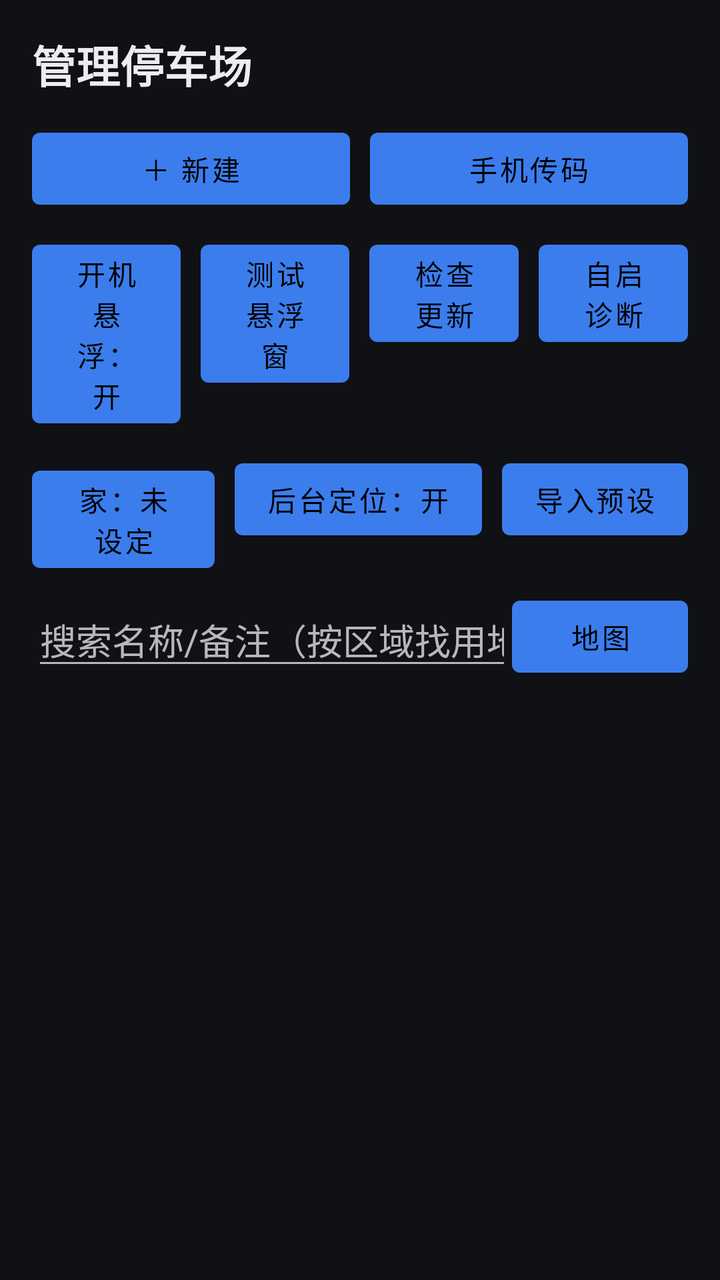
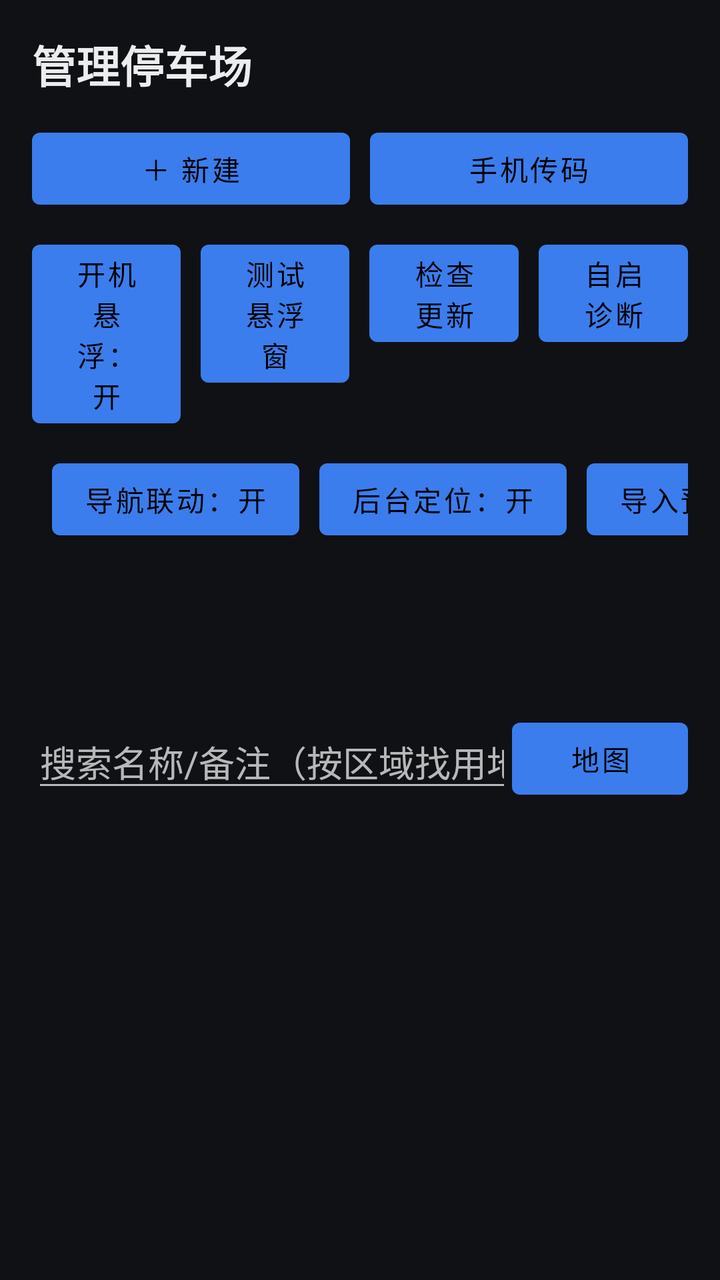

Compare the two renders of this Android layout. The source of the first and the diff that turns it into the second are given below.
<!-- AndroidManifest.xml: application theme Theme.ParkQR -->
<!-- res/layout/activity_manage.xml -->
<?xml version="1.0" encoding="utf-8"?>
<LinearLayout xmlns:android="http://schemas.android.com/apk/res/android"
    android:layout_width="match_parent"
    android:layout_height="match_parent"
    android:orientation="vertical"
    android:background="@color/bg"
    android:padding="16dp">

    <TextView
        android:layout_width="match_parent"
        android:layout_height="wrap_content"
        android:textColor="@color/text"
        android:textSize="22sp"
        android:textStyle="bold"
        android:text="管理停车场" />

    <LinearLayout
        android:layout_width="match_parent"
        android:layout_height="wrap_content"
        android:layout_marginTop="12dp"
        android:orientation="horizontal">

        <Button
            android:id="@+id/btnNew"
            android:layout_width="0dp"
            android:layout_height="wrap_content"
            android:layout_weight="1"
            android:text="＋ 新建" />

        <Space android:layout_width="10dp" android:layout_height="1dp" />

        <Button
            android:id="@+id/btnServer"
            android:layout_width="0dp"
            android:layout_height="wrap_content"
            android:layout_weight="1"
            android:text="手机传码" />
    </LinearLayout>

    <LinearLayout
        android:layout_width="match_parent"
        android:layout_height="wrap_content"
        android:layout_marginTop="8dp"
        android:orientation="horizontal">

        <Button
            android:id="@+id/btnBootOverlay"
            android:layout_width="0dp"
            android:layout_height="wrap_content"
            android:layout_weight="1"
            android:text="开机悬浮：开" />

        <Space android:layout_width="10dp" android:layout_height="1dp" />

        <Button
            android:id="@+id/btnTestOverlay"
            android:layout_width="0dp"
            android:layout_height="wrap_content"
            android:layout_weight="1"
            android:text="测试悬浮窗" />

        <Space android:layout_width="10dp" android:layout_height="1dp" />

        <Button
            android:id="@+id/btnUpdate"
            android:layout_width="0dp"
            android:layout_height="wrap_content"
            android:layout_weight="1"
            android:text="检查更新" />

        <Space android:layout_width="10dp" android:layout_height="1dp" />

        <Button
            android:id="@+id/btnBootDiag"
            android:layout_width="0dp"
            android:layout_height="wrap_content"
            android:layout_weight="1"
            android:text="自启诊断" />
    </LinearLayout>

    <LinearLayout
        android:layout_width="match_parent"
        android:layout_height="wrap_content"
        android:layout_marginTop="8dp"
        android:orientation="horizontal">

        <Button
            android:id="@+id/btnHome"
            android:layout_width="0dp"
            android:layout_height="wrap_content"
            android:layout_weight="1"
            android:text="家：未设定" />

        <Space android:layout_width="10dp" android:layout_height="1dp" />

        <Button
            android:id="@+id/btnBgLocation"
            android:layout_width="wrap_content"
            android:layout_height="wrap_content"
            android:text="后台定位：开" />

        <Space android:layout_width="10dp" android:layout_height="1dp" />

        <Button
            android:id="@+id/btnImport"
            android:layout_width="wrap_content"
            android:layout_height="wrap_content"
            android:text="导入预设" />
    </LinearLayout>

    <LinearLayout
        android:layout_width="match_parent"
        android:layout_height="wrap_content"
        android:layout_marginTop="8dp"
        android:orientation="horizontal"
        android:gravity="center_vertical">

        <EditText
            android:id="@+id/inSearch"
            android:layout_width="0dp"
            android:layout_height="wrap_content"
            android:layout_weight="1"
            android:hint="搜索名称/备注（按区域找用地图）"
            android:maxLines="1"
            android:inputType="text" />

        <Button
            android:id="@+id/btnMap"
            android:layout_width="wrap_content"
            android:layout_height="wrap_content"
            android:text="地图" />
    </LinearLayout>

    <androidx.recyclerview.widget.RecyclerView
        android:id="@+id/list"
        android:layout_width="match_parent"
        android:layout_height="0dp"
        android:layout_weight="1"
        android:layout_marginTop="12dp"
        android:clipToPadding="false" />

    <TextView
        android:id="@+id/emptyHint"
        android:layout_width="match_parent"
        android:layout_height="wrap_content"
        android:layout_marginTop="24dp"
        android:gravity="center"
        android:textColor="@color/text_dim"
        android:visibility="gone"
        android:text="还没有停车场" />
</LinearLayout>
<!-- resources referenced by this layout -->
<resources>
  <color name="bg">#FF101114</color>
  <color name="text">#FFECEDEE</color>
  <color name="text_dim">#FF8A8F98</color>
  <style name="Theme.ParkQR" parent="Theme.MaterialComponents.NoActionBar">
          <item name="android:windowBackground">@color/bg</item>
          <item name="colorPrimary">@color/accent</item>
          <item name="colorAccent">@color/accent</item>
      </style>
  <color name="accent">#FF3B7DED</color>
</resources>

<!-- the commit's change to res/layout/activity_manage.xml (unified diff, before → after) -->
@@ -94,6 +94,14 @@
         <Space android:layout_width="10dp" android:layout_height="1dp" />
 
         <Button
+            android:id="@+id/btnNavTrigger"
+            android:layout_width="wrap_content"
+            android:layout_height="wrap_content"
+            android:text="导航联动：开" />
+
+        <Space android:layout_width="10dp" android:layout_height="1dp" />
+
+        <Button
             android:id="@+id/btnBgLocation"
             android:layout_width="wrap_content"
             android:layout_height="wrap_content"
